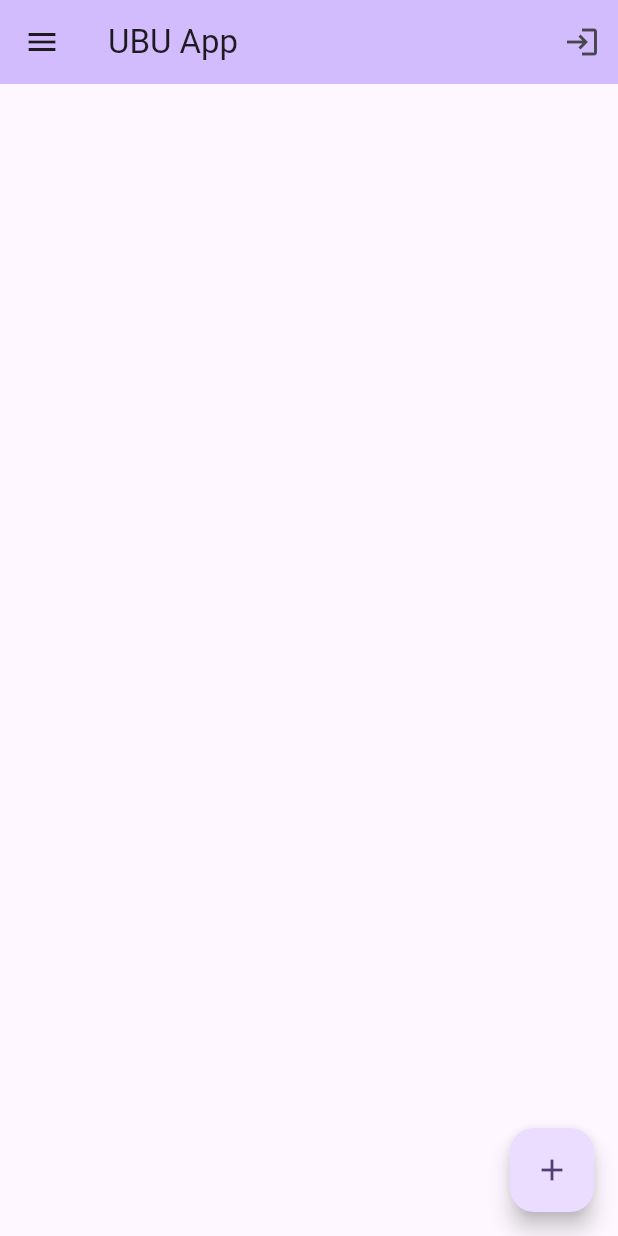
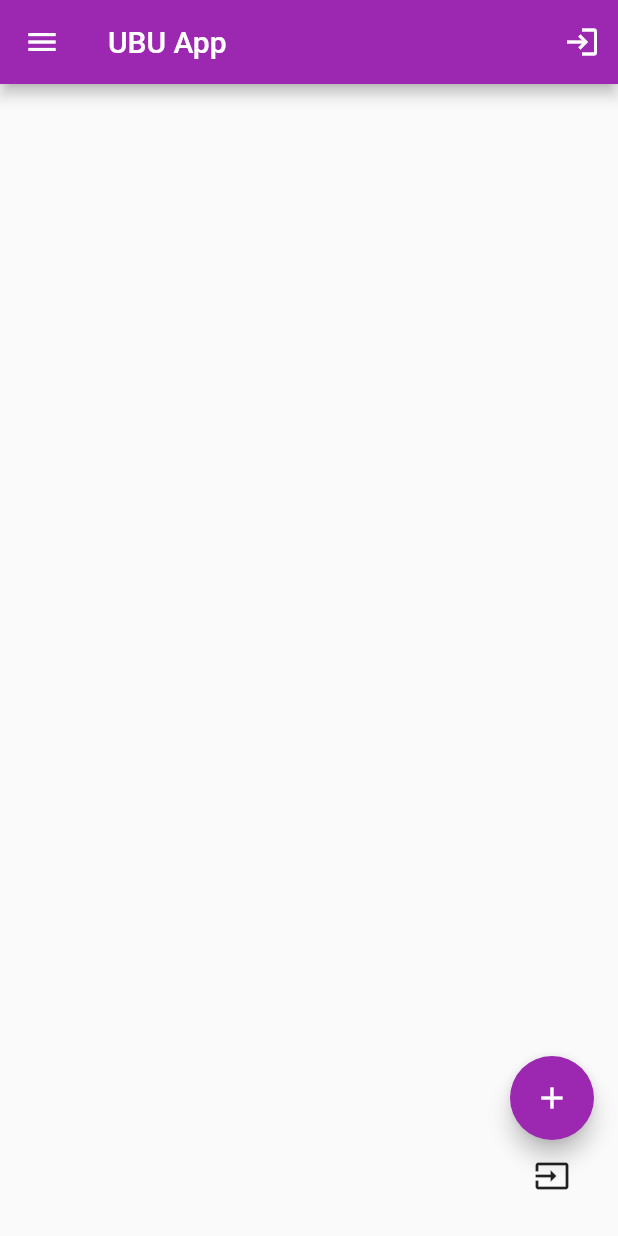
Before and after one commit to wanx-wan/flutter_app, a Flutter app: the screen it shows after launch, on a phone screen of 412 x 824 dp. Run offline on Flutter 3.47's test engine with Material 2 defaults, Android fonts, the phone set to English and light mode, and no system bars; our stand-ins replace pocketbase.

Commit message:
before_lab_test

```diff
--- a/lib/main.dart
+++ b/lib/main.dart
@@ -1,6 +1,4 @@
 import 'package:flutter/material.dart';
 import 'package:ubuapp/myapp.dart';
 
-void main() {
-  runApp(const MyApp());
-}
+void main() => runApp(const MyApp());
--- a/lib/myapp.dart
+++ b/lib/myapp.dart
@@ -1,23 +1,13 @@
 import 'package:flutter/material.dart';
-import '../mockup/data.dart';
-import 'package:ubuapp/pages/coursedetail.dart';
-import 'package:ubuapp/pages/myhomepage.dart';
+import 'package:ubuapp/widget.dart';
 
 class MyApp extends StatelessWidget {
   const MyApp({Key? key});
 
   @override
-  Widget build(BuildContext context) {
-    return MaterialApp(
-      title: 'Flutter Demo',
-      theme: ThemeData(
-        colorScheme: ColorScheme.fromSeed(seedColor: Colors.deepPurple),
-        useMaterial3: true,
-      ),
-      routes: {
-        '/': (_) => MyHomePage(title: 'UBU App'),
-      },
-      debugShowCheckedModeBanner: false,
-    );
-  }
+  Widget build(BuildContext context) => MaterialApp(
+        title: 'UBU App',
+        theme: ThemeData(colorScheme: ColorScheme.fromSwatch(primarySwatch: Colors.purple)),
+        home: MyHomePage(title: 'UBU App'),
+      );
 }
--- a/lib/pages/myhomepage.dart
+++ /dev/null
@@ -1,62 +0,0 @@
-import 'package:flutter/material.dart';
-import 'package:ubuapp/pages/loginpage.dart';
-import 'package:ubuapp/widgets/coursecard.dart';
-import '../mockup/data.dart';
-
-class MyHomePage extends StatefulWidget {
-  const MyHomePage({Key? key, required this.title, this.email}) : super(key: key);
-
-  final String title;
-  final String? email;
-
-  @override
-  State<MyHomePage> createState() => _MyHomePageState();
-}
-
-class _MyHomePageState extends State<MyHomePage> {
-  int _counter = 0;
-  List<dynamic> courses = [];
-  bool isAdmin = true; // Change this based on authentication
-
-  void _incrementCounter() {
-    setState(() {
-      _counter++;
-      courses.add(randomCourse());
-    });
-  }
-
-  @override
-  Widget build(BuildContext context) {
-    return Scaffold(
-      appBar: AppBar(
-        backgroundColor: Theme.of(context).colorScheme.inversePrimary,
-        title: Text(widget.title),
-        leading: IconButton(
-          onPressed: () {},
-          icon: Icon(Icons.menu),
-        ),
-        actions: [
-          IconButton(
-            icon: Icon(Icons.login_outlined),
-            onPressed: toLoginPage,
-          ),
-        ],
-      ),
-      body: Center(
-        child: ListView.builder(
-          itemCount: courses.length,
-          itemBuilder: (BuildContext context, int i) => coursecard(course: courses[i]),
-        ),
-      ),
-      floatingActionButton: FloatingActionButton(
-        onPressed: _incrementCounter,
-        tooltip: 'Increment',
-        child: Icon(Icons.add),
-      ),
-    );
-  }
-
-  void toLoginPage() {
-    Navigator.of(context).push(MaterialPageRoute(builder: (context) => AnimateLoginPage()));
-  }
-}
--- /dev/null
+++ b/lib/widget.dart
@@ -0,0 +1,86 @@
+import 'package:flutter/material.dart';
+import 'package:pocketbase/pocketbase.dart';
+import 'package:ubuapp/datacourse.dart';
+
+class AnimateLoginPage extends StatelessWidget {
+  final _formLogin = GlobalKey<FormState>();
+  final emailController = TextEditingController();
+  final passwordController = TextEditingController();
+  final pb = PocketBase('http://127.0.0.1:8090');
+
+  Future<void> _login(BuildContext context) async {
+    if (_formLogin.currentState?.validate() == false) return;
+    final email = emailController.text, password = passwordController.text;
+    if (email == "wancharoen.up.63@ubu.ac.th" && password == "adminubu1234") {
+      try {
+        if (await pb.admins.authWithPassword(email, password) != null) {
+          Navigator.of(context).pushReplacement(MaterialPageRoute(builder: (_) => MyHomePage(title: email)));
+        }
+      } catch (e) {
+        ScaffoldMessenger.of(context).showSnackBar(SnackBar(content: Text('Error: $e')));
+      }
+    } else {
+      ScaffoldMessenger.of(context).showSnackBar(SnackBar(content: Text('Invalid')));
+    }
+  }
+
+  @override
+  Widget build(BuildContext context) => Scaffold(
+    body: Form(
+      key: _formLogin,
+      child: Padding(
+        padding: const EdgeInsets.all(16.0),
+        child: Column(
+          crossAxisAlignment: CrossAxisAlignment.center,
+          children: [
+            TextFormField(controller: emailController),
+            TextFormField(controller: passwordController, obscureText: true),
+            ElevatedButton(onPressed: () => _login(context), child: Text('Submit')),
+          ],
+        ),
+      ),
+    ),
+  );
+}
+
+class MyHomePage extends StatefulWidget {
+  const MyHomePage({Key? key, required this.title}) : super(key: key);
+  final String title;
+
+  @override
+  State<MyHomePage> createState() => _MyHomePageState();
+}
+
+class _MyHomePageState extends State<MyHomePage> {
+  final courses = <dynamic>[];
+
+  void _incrementCounter() => setState(() => courses.add(randomCourse()));
+
+  @override
+  Widget build(BuildContext context) => Scaffold(
+    appBar: AppBar(
+      backgroundColor: Theme.of(context).colorScheme.secondary,
+      title: Text(widget.title),
+      leading: IconButton(onPressed: () {}, icon: const Icon(Icons.menu)),
+      actions: [
+        IconButton(
+          icon: const Icon(Icons.login_outlined),
+          onPressed: () => Navigator.of(context).push(MaterialPageRoute(builder: (_) => AnimateLoginPage())),
+        ),
+      ],
+    ),
+    body: Center(
+      child: ListView.builder(
+        itemCount: courses.length,
+        itemBuilder: (BuildContext context, int index) => CourseCard(course: courses[index]),
+      ),
+    ),
+    floatingActionButton: Column(
+      mainAxisAlignment: MainAxisAlignment.end,
+      children: [
+        FloatingActionButton(onPressed: _incrementCounter, child: const Icon(Icons.add)),
+        IconButton(icon: Icon(Icons.input), onPressed: loaddata),
+      ],
+    ),
+  );
+}
--- a/pubspec.yaml
+++ b/pubspec.yaml
@@ -61,8 +61,8 @@ flutter:
   uses-material-design: true
 
   # To add assets to your application, add an assets section, like this:
-  assets:
-    - assets/image/
+  #assets:
+  #  - assets/image/
   #   - images/a_dot_ham.jpeg
 
   # An image asset can refer to one or more resolution-specific "variants", see
```
Also changed, not shown: lib/datacourse.dart (added, +48 -0 lines), lib/mockup/data.dart (deleted, +0 -91 lines), lib/pages/coursedetail.dart (deleted, +0 -30 lines), lib/pages/loginpage.dart (deleted, +0 -78 lines), lib/widgets/coursecard.dart (deleted, +0 -41 lines), pb/lib/mockup/data.dart (deleted, +0 -91 lines), pb/loaddata.dart (deleted, +0 -28 lines), assets/image/classroom.jpg (deleted), assets/image/img_learnlanguage.jpg (deleted).
